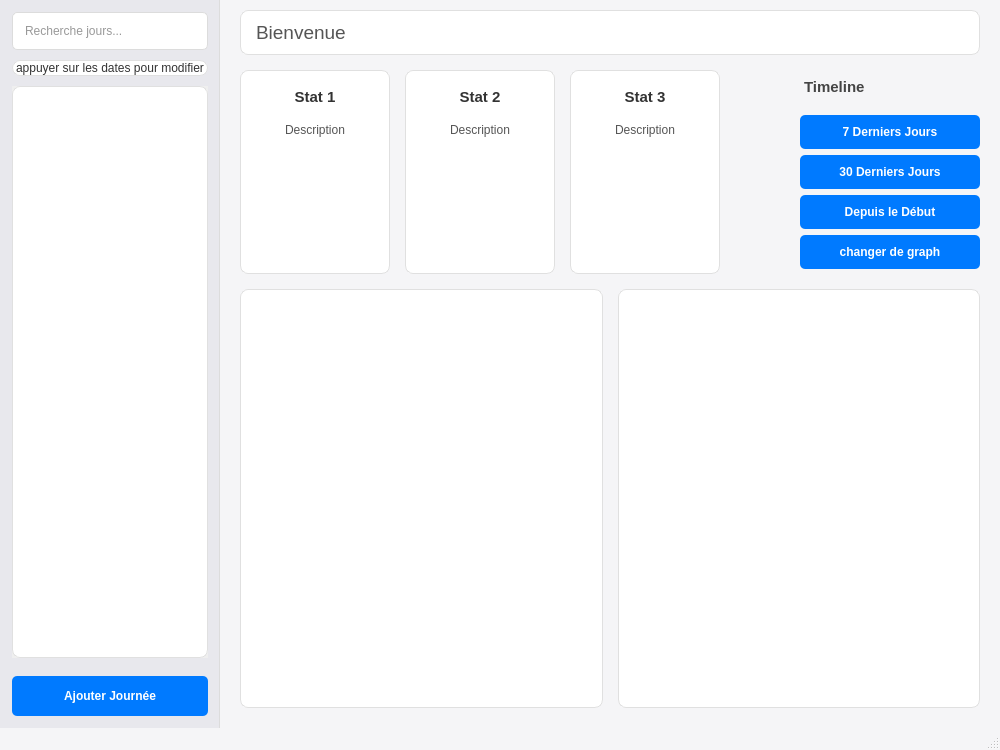
This is UI_folder/Dashboard1.ui in Felixcegep/tracker2perf as Qt 5 draws it before an edit. The edited form follows.
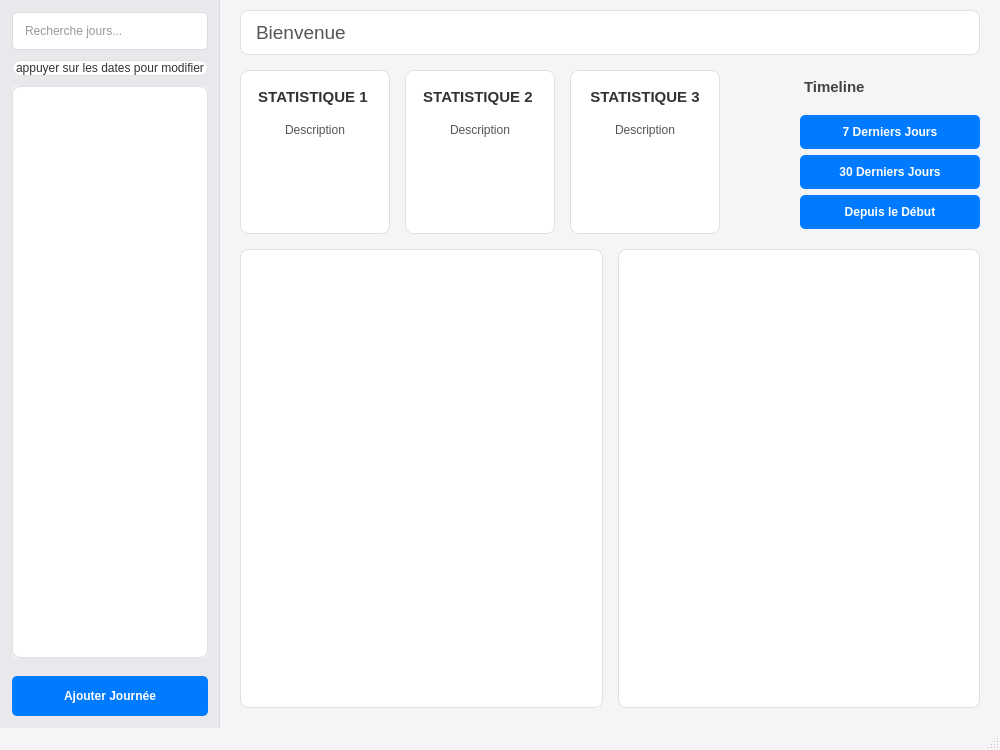
This is the edited form.

Commit message: changement de l'affichage pour la rendre plus claire dans les statistique

Diff of the .ui file:
```diff
--- a/UI_folder/Dashboard1.ui
+++ b/UI_folder/Dashboard1.ui
@@ -433,7 +433,7 @@
              <item>
               <widget class="QLabel" name="label_1">
                <property name="text">
-                <string>Stat 1</string>
+                <string>STATISTIQUE 1 </string>
                </property>
                <property name="alignment">
                 <set>Qt::AlignmentFlag::AlignCenter</set>
@@ -480,7 +480,7 @@
              <item>
               <widget class="QLabel" name="label_2">
                <property name="text">
-                <string>Stat 2</string>
+                <string>STATISTIQUE 2 </string>
                </property>
                <property name="alignment">
                 <set>Qt::AlignmentFlag::AlignCenter</set>
@@ -527,7 +527,7 @@
              <item>
               <widget class="QLabel" name="label_3">
                <property name="text">
-                <string>Stat 3</string>
+                <string>STATISTIQUE 3</string>
                </property>
                <property name="alignment">
                 <set>Qt::AlignmentFlag::AlignCenter</set>
@@ -630,13 +630,6 @@
                </property>
               </widget>
              </item>
-             <item>
-              <widget class="QPushButton" name="changer_graph">
-               <property name="text">
-                <string>changer de graph</string>
-               </property>
-              </widget>
-             </item>
              <item>
               <spacer name="verticalSpacer_right">
                <property name="orientation">
```
Left out of the diff: 2 changed lines with no effect on the pictures. The commit also changes 2 other files.
